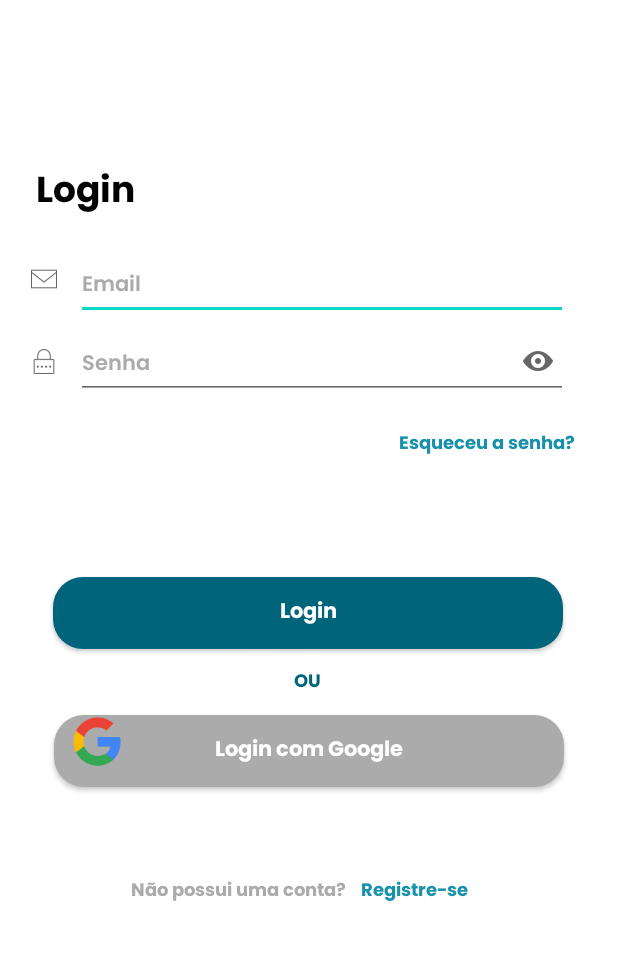
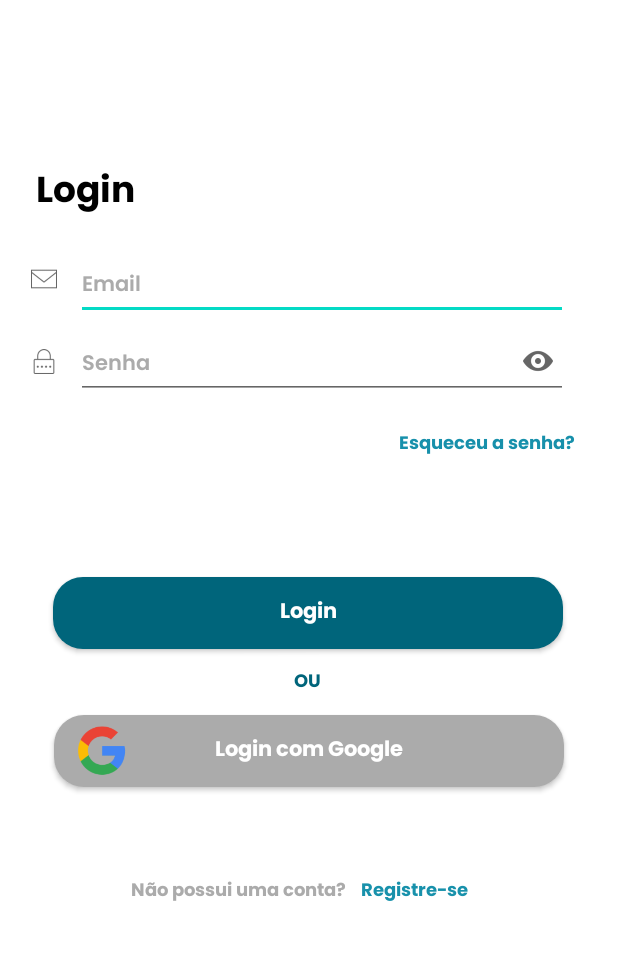
Before and after one commit to ItaloSixx/FocoFacilJv, an Android app: the screen it shows after launch (LoginActivity), on a phone screen of 412 x 824 dp, the part 257-1217 px from its top. Run offline under Robolectric (Android 15) with nearby library versions, the phone set to English and light mode, and no system bars; our stand-ins replace Firebase (no records; nobody signed in at launch, a user with empty details on screens opened directly).

Commit message:
Login com google

```diff
--- a/app/src/main/AndroidManifest.xml
+++ b/app/src/main/AndroidManifest.xml
@@ -1,7 +1,7 @@
 <?xml version="1.0" encoding="utf-8"?>
 <manifest xmlns:android="http://schemas.android.com/apk/res/android"
     xmlns:tools="http://schemas.android.com/tools">
-
+    <uses-permission android:name="android.permission.INTERNET"/>
     <application
         android:allowBackup="true"
         android:dataExtractionRules="@xml/data_extraction_rules"
--- a/app/src/main/java/com/example/focofacil/Activity/LoginActivity.java
+++ b/app/src/main/java/com/example/focofacil/Activity/LoginActivity.java
@@ -1,5 +1,7 @@
 package com.example.focofacil.Activity;
 
+import androidx.annotation.NonNull;
+import androidx.annotation.Nullable;
 import androidx.appcompat.app.AppCompatActivity;
 
 import android.content.Intent;
@@ -8,14 +10,36 @@ import android.view.View;
 import android.widget.Button;
 import android.widget.EditText;
 import android.widget.TextView;
+import android.widget.Toast;
 
 import com.example.focofacil.R;
+import com.google.android.gms.auth.api.signin.GoogleSignIn;
+import com.google.android.gms.auth.api.signin.GoogleSignInAccount;
+import com.google.android.gms.auth.api.signin.GoogleSignInClient;
+import com.google.android.gms.auth.api.signin.GoogleSignInOptions;
+import com.google.android.gms.common.api.ApiException;
+import com.google.android.gms.tasks.OnCompleteListener;
+import com.google.android.gms.tasks.Task;
+import com.google.firebase.Firebase;
+import com.google.firebase.auth.AuthCredential;
+import com.google.firebase.auth.AuthResult;
+import com.google.firebase.auth.FirebaseAuth;
+import com.google.firebase.auth.FirebaseUser;
+import com.google.firebase.auth.GoogleAuthCredential;
+import com.google.firebase.auth.GoogleAuthProvider;
+import com.google.firebase.database.FirebaseDatabase;
+
+import java.util.HashMap;
 
 public class LoginActivity extends AppCompatActivity {
 
     Button btnLogin, btnLoginGoogle;;
     TextView txtCadTela, txtEsqueceuSenha;
     EditText edtEmail, edtSenha;
+    GoogleSignInClient client;
+    FirebaseDatabase database;
+    FirebaseAuth auth;
+    int RC_SIGN_IN = 11;
 
 
 
@@ -31,20 +55,97 @@ public class LoginActivity extends AppCompatActivity {
         edtEmail = findViewById(R.id.edtEmail);
         edtSenha = findViewById(R.id.edtSenha);
 
+        auth = FirebaseAuth.getInstance();
+        database = FirebaseDatabase.getInstance();
 
-        txtCadTela.setOnClickListener(new View.OnClickListener() {
-            @Override
-            public void onClick(View v) {
-                Intent redirecionar = new Intent(LoginActivity.this, CadastrarActivity.class);
-                startActivity(redirecionar);
-            }
+        GoogleSignInOptions gso = new GoogleSignInOptions.Builder(GoogleSignInOptions.DEFAULT_SIGN_IN)
+                .requestIdToken(getString(R.string.default_web_client_id))
+                .requestEmail()
+                .build();
+
+
+
+        client = GoogleSignIn.getClient(this,gso);
+
+        btnLoginGoogle.setOnClickListener(v -> {
+            googleSingIn();
         });
 
 
+
+        txtCadTela.setOnClickListener(v -> {
+            Intent redirecionar = new Intent(LoginActivity.this, CadastrarActivity.class);
+            startActivity(redirecionar);
+        });
 
 
 
     }
 
 
+    private void googleSingIn(){
+        Intent redirecionar = client.getSignInIntent();
+        startActivityForResult(redirecionar, RC_SIGN_IN);
+    }
+
+
+    @Override
+    protected void onActivityResult(int requestCode, int resultCode, @Nullable Intent data) {
+        super.onActivityResult(requestCode, resultCode, data);
+        if(requestCode == RC_SIGN_IN){
+            Task<GoogleSignInAccount> task = GoogleSignIn.getSignedInAccountFromIntent(data);
+            try {
+                GoogleSignInAccount account =  task.getResult(ApiException.class);
+
+                firebaseAuth(account.getIdToken());
+
+
+            } catch (ApiException e) {
+                throw new RuntimeException(e);
+            }
+        }
+    }
+
+    @Override
+    protected void onStart() {
+        super.onStart();
+        FirebaseUser user = FirebaseAuth.getInstance().getCurrentUser();
+        if(user != null) {
+            Intent redirecionar = new Intent(LoginActivity.this, CadastrarActivity.class);
+            startActivity(redirecionar);
+        }
+    }
+
+    private void firebaseAuth(String idToken) {
+        AuthCredential credential = GoogleAuthProvider.getCredential(idToken, null);
+        auth.signInWithCredential(credential)
+                .addOnCompleteListener(new OnCompleteListener<AuthResult>() {
+                    @Override
+                    public void onComplete(@NonNull Task<AuthResult> task) {
+
+                        if(task.isSuccessful()){
+
+                            FirebaseUser user = auth.getCurrentUser();
+
+                            HashMap<String, Object> map = new HashMap<>();
+                            map.put("id", user.getUid());
+                            map.put("nome", user.getDisplayName());
+                            map.put("email", user.getEmail());
+                            if (user.getPhotoUrl() != null) {
+                                map.put("fotoPerfil", user.getPhotoUrl().toString());
+                            }
+                            database.getReference().child("User").child(user.getUid()).setValue(map);
+
+
+                            Intent redirecionar = new Intent(getApplicationContext(), CadastrarActivity.class);
+                            startActivity(redirecionar);
+
+                        }else{
+                            Toast.makeText(LoginActivity.this, task.getException().getMessage(), Toast.LENGTH_SHORT).show();
+                        }
+                    }
+                });
+            }
+
+
 }
--- a/app/src/main/java/com/example/focofacil/Model/User.java
+++ b/app/src/main/java/com/example/focofacil/Model/User.java
@@ -22,6 +22,7 @@ public class User implements Serializable {
 
     @ColumnInfo(name = "email")
     private String email;
+
 
     @ColumnInfo(name = "senha_hashed")
     private String senhaHashed;
--- a/app/src/main/res/layout/activity_login.xml
+++ b/app/src/main/res/layout/activity_login.xml
@@ -227,15 +227,15 @@
 
     <ImageView
         android:id="@+id/googleimg"
-        android:layout_width="42dp"
-        android:layout_height="40dp"
+        android:layout_width="@dimen/_40pxv"
+        android:layout_height="@dimen/_40pxv"
+        android:layout_marginStart="12dp"
+        android:layout_marginBottom="4dp"
         android:elevation="8dp"
-        app:layout_constraintBottom_toBottomOf="parent"
-        app:layout_constraintEnd_toEndOf="parent"
-        app:layout_constraintHorizontal_bias="0.119"
-        app:layout_constraintStart_toStartOf="parent"
-        app:layout_constraintTop_toTopOf="parent"
-        app:layout_constraintVertical_bias="0.824"
+        app:layout_constraintBottom_toBottomOf="@+id/btnLogGoogle"
+        app:layout_constraintStart_toStartOf="@+id/btnLogGoogle"
+        app:layout_constraintTop_toTopOf="@+id/btnLogGoogle"
+        app:layout_constraintVertical_bias="1.0"
         app:srcCompat="@drawable/img_tanpajudul40" />
 
 
--- a/app/src/main/res/values/strings.xml
+++ b/app/src/main/res/values/strings.xml
@@ -50,7 +50,6 @@ semestre 2024</string>
     <string name="msg_esqueceu_a_senh">Esqueceu a senha?</string>
     <string name="lbl_senha">Senha</string>
     <string name="lbl_ol">Olá</string>
-    <string name="lbl_italo_jeferson">Italo Jeferson</string>
     <string name="lbl_sexta_feira">SEXTA FEIRA</string>
     <string name="lbl_senha_antiga">Senha antiga</string>
     <string name="lbl_aula_de_hoje">AULA DE HOJE</string>
@@ -64,4 +63,7 @@ semestre 2024</string>
     <string name="msg_10_de_outubro">10 de Outubro, 2022</string>
     <string name="msg_adicionar_class">Adicionar classe</string>
     <string name="lbl_usu_rio">Usuário</string>
+    <string name="default_web_client_id">579533834454-qt9ae8ddld3476lquv2bsp0k1bgmnv8j.apps.googleusercontent.com</string>
+
+
 </resources>
--- a/build.gradle.kts
+++ b/build.gradle.kts
@@ -1,3 +1,8 @@
+buildscript {
+    dependencies {
+        classpath("com.google.gms:google-services:4.4.1")
+    }
+}
 // Top-level build file where you can add configuration options common to all sub-projects/modules.
 plugins {
     id("com.android.application") version "8.1.2" apply false
```
Also changed, not shown: app/build.gradle.kts (+4 -3 lines).
